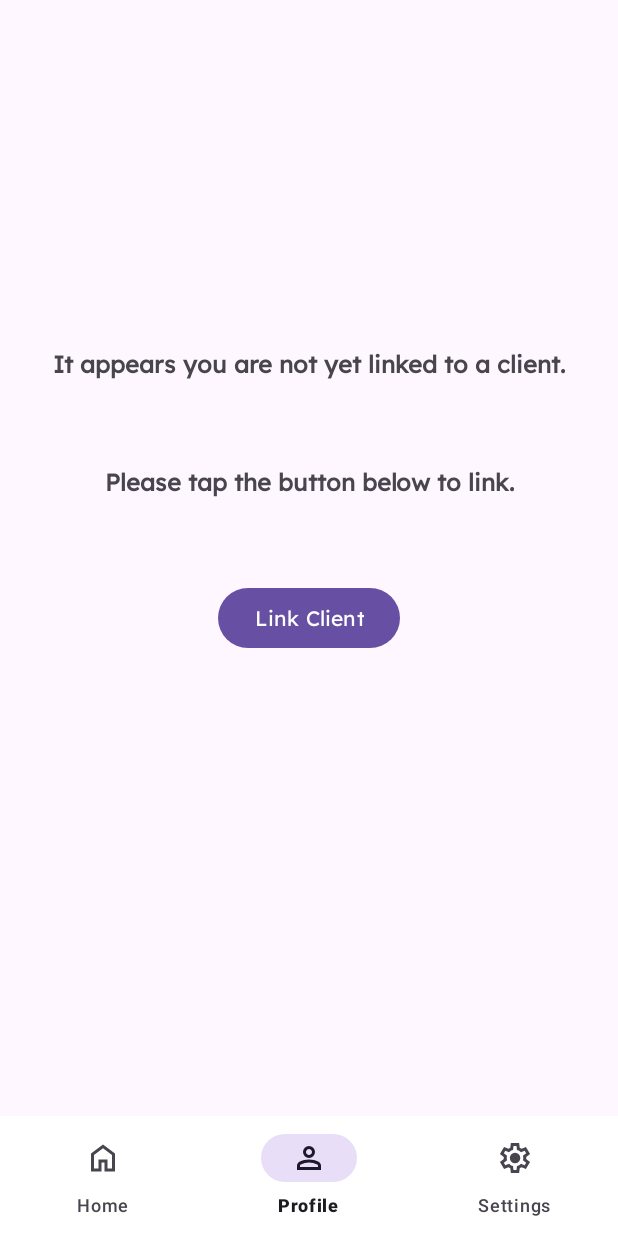
After one commit to matthew-exe/Assistify, an Android app: the ProfileActivity screen opened directly, with no data from a screen before it, on a phone screen of 412 x 824 dp. The commit adds this screen. Run offline under Robolectric (Android 15) with nearby library versions, the phone set to English and light mode, and no system bars; our stand-ins replace CircleImageView, Firebase (no records; nobody signed in at launch, a user with empty details on screens opened directly).

Commit message:
Fixed loading bug + Basic edit profile setup
- Still not fully working and need to add input validation

```diff
--- a/app/build.gradle.kts
+++ b/app/build.gradle.kts
@@ -54,4 +54,5 @@ dependencies {
     implementation("com.google.firebase:firebase-auth")
     implementation(platform("com.google.firebase:firebase-bom:33.0.0"))
     implementation("com.google.android.gms:play-services-auth:21.1.1")
+    implementation("de.hdodenhof:circleimageview:1.2.1")
 }
--- a/app/src/main/AndroidManifest.xml
+++ b/app/src/main/AndroidManifest.xml
@@ -35,6 +35,8 @@
             android:exported="false" />
         <activity
             android:name=".SettingsActivity" />
+        <activity
+            android:name=".ProfileActivity" />
     </application>
 
 </manifest>
--- /dev/null
+++ b/app/src/main/java/com/example/final_login/HealthConnectManager.kt
@@ -0,0 +1,5 @@
+package com.example.final_login
+
+class HealthConnectManager {
+
+}
--- a/app/src/main/java/com/example/final_login/Security.kt
+++ b/app/src/main/java/com/example/final_login/Security.kt
@@ -19,14 +19,12 @@ class Security {
     private val fixedIv = iv.hexStringToByteArray()
     private val cipher: Cipher = Cipher.getInstance("AES/CBC/PKCS5Padding")
 
-    @RequiresApi(Build.VERSION_CODES.O)
     fun enc(data: String): String {
         cipher.init(Cipher.ENCRYPT_MODE, SecretKeySpec(secretKey, "AES"), IvParameterSpec(fixedIv))
         val encryptedData = cipher.doFinal(data.toByteArray())
         return getUrlEncoder().encodeToString(encryptedData)
     }
 
-    @RequiresApi(Build.VERSION_CODES.O)
     fun dec(encData: String?): String {
         cipher.init(Cipher.DECRYPT_MODE, SecretKeySpec(secretKey, "AES"), IvParameterSpec(fixedIv))
         val decryptedData = cipher.doFinal(Base64.getUrlDecoder().decode(encData))
@@ -44,7 +42,6 @@ class Security {
         return data
     }
 
-    @RequiresApi(Build.VERSION_CODES.O)
     fun generateSecureKey(length: Int): String {
         val random = SecureRandom()
         val keyBytes = ByteArray(length)
--- a/app/src/main/java/com/example/final_login/UserData.kt
+++ b/app/src/main/java/com/example/final_login/UserData.kt
@@ -4,4 +4,5 @@ data class UserData(
     val id:String,
     val firstname:String,
     val surname:String,
+    val phoneNumber:String
 )
--- /dev/null
+++ b/app/src/main/res/drawable/border.xml
@@ -0,0 +1,25 @@
+<shape
+    xmlns:android="http://schemas.android.com/apk/res/android"
+    android:shape="rectangle"   >
+
+    <solid
+        android:color="#673AB7" >
+    </solid>
+
+    <stroke
+        android:width="2dp"
+        android:color="#673AB7" >
+    </stroke>
+
+    <padding
+        android:left="5dp"
+        android:top="5dp"
+        android:right="5dp"
+        android:bottom="5dp"    >
+    </padding>
+
+    <corners
+        android:radius="15dp"   >
+    </corners>
+
+</shape>
--- /dev/null
+++ b/app/src/main/res/layout/activity_profile.xml
@@ -0,0 +1,246 @@
+<?xml version="1.0" encoding="utf-8"?>
+<androidx.constraintlayout.widget.ConstraintLayout xmlns:android="http://schemas.android.com/apk/res/android"
+    xmlns:app="http://schemas.android.com/apk/res-auto"
+    xmlns:tools="http://schemas.android.com/tools"
+    android:layout_width="match_parent"
+    android:layout_height="match_parent"
+    tools:context=".ProfileActivity">
+
+    <LinearLayout
+        android:id="@+id/linearLayout"
+        android:layout_width="match_parent"
+        android:layout_height="0dp"
+        android:layout_marginStart="16dp"
+        android:layout_marginTop="64dp"
+        android:layout_marginEnd="16dp"
+        android:layout_marginBottom="8dp"
+        android:orientation="vertical"
+        app:layout_constraintBottom_toTopOf="@id/bottom_navigation"
+        app:layout_constraintEnd_toEndOf="parent"
+        app:layout_constraintStart_toStartOf="parent"
+        app:layout_constraintTop_toTopOf="parent">
+
+        <de.hdodenhof.circleimageview.CircleImageView
+            android:id="@+id/profile_picture"
+            android:layout_width="100dp"
+            android:layout_height="100dp"
+            android:layout_gravity="center_horizontal"
+            android:contentDescription="Profile Picture" />
+
+        <TextView
+            android:id="@+id/name_text"
+            android:layout_width="wrap_content"
+            android:layout_height="wrap_content"
+            android:layout_gravity="center_horizontal"
+            android:fontFamily="@font/lexend"
+            android:textAppearance="?android:attr/textAppearanceMedium"
+            android:textColor="@color/white"
+            android:textSize="32sp"
+            android:textStyle="bold" />
+
+        <TextView
+            android:id="@+id/details_text"
+            android:layout_width="wrap_content"
+            android:layout_height="wrap_content"
+            android:layout_gravity="start"
+            android:fontFamily="@font/lexend"
+            android:padding="8dp"
+            android:textAppearance="?android:attr/textAppearanceMedium"
+            android:textColor="@color/white"
+            android:textSize="24sp"
+            android:textStyle="bold" />
+
+        <TextView
+            android:id="@+id/dob_text"
+            android:layout_width="wrap_content"
+            android:layout_height="wrap_content"
+            android:layout_gravity="start"
+            android:fontFamily="@font/lexend"
+            android:padding="8dp"
+            android:textAppearance="?android:attr/textAppearanceSmall"
+            android:textColor="@color/white"
+            android:textSize="16sp" />
+
+        <TextView
+            android:id="@+id/age_text"
+            android:layout_width="wrap_content"
+            android:layout_height="wrap_content"
+            android:layout_gravity="start"
+            android:fontFamily="@font/lexend"
+            android:padding="8dp"
+            android:textAppearance="?android:attr/textAppearanceSmall"
+            android:textColor="@color/white"
+            android:textSize="16sp" />
+
+        <TextView
+            android:id="@+id/blood_type_text"
+            android:layout_width="wrap_content"
+            android:layout_height="wrap_content"
+            android:layout_gravity="start"
+            android:fontFamily="@font/lexend"
+            android:padding="8dp"
+            android:textAppearance="?android:attr/textAppearanceSmall"
+            android:textColor="@color/white"
+            android:textSize="16sp" />
+
+        <TextView
+            android:id="@+id/nhs_number_text"
+            android:layout_width="wrap_content"
+            android:layout_height="wrap_content"
+            android:layout_gravity="start"
+            android:fontFamily="@font/lexend"
+            android:padding="8dp"
+            android:textAppearance="?android:attr/textAppearanceSmall"
+            android:textColor="@color/white"
+            android:textSize="16sp" />
+
+        <TextView
+            android:id="@+id/medical_conditions_text"
+            android:layout_width="wrap_content"
+            android:layout_height="wrap_content"
+            android:layout_gravity="start"
+            android:fontFamily="@font/lexend"
+            android:padding="8dp"
+            android:textAppearance="?android:attr/textAppearanceSmall"
+            android:textColor="@color/white"
+            android:textSize="16sp" />
+
+        <TextView
+            android:id="@+id/info_text"
+            android:layout_width="wrap_content"
+            android:layout_height="wrap_content"
+            android:layout_gravity="start"
+            android:fontFamily="@font/lexend"
+            android:padding="8dp"
+            android:textAppearance="?android:attr/textAppearanceMedium"
+            android:textColor="@color/white"
+            android:textSize="24sp"
+            android:textStyle="bold" />
+
+        <TextView
+            android:id="@+id/emergency_contact_text"
+            android:layout_width="wrap_content"
+            android:layout_height="wrap_content"
+            android:layout_gravity="start"
+            android:fontFamily="@font/lexend"
+            android:padding="8dp"
+            android:textAppearance="?android:attr/textAppearanceSmall"
+            android:textColor="@color/white"
+            android:textSize="16sp" />
+
+        <TextView
+            android:id="@+id/emergency_relation_text"
+            android:layout_width="wrap_content"
+            android:layout_height="wrap_content"
+            android:layout_gravity="start"
+            android:fontFamily="@font/lexend"
+            android:padding="8dp"
+            android:textAppearance="?android:attr/textAppearanceSmall"
+            android:textColor="@color/white"
+            android:textSize="16sp" />
+
+        <TextView
+            android:id="@+id/emergency_number_text"
+            android:layout_width="wrap_content"
+            android:layout_height="wrap_content"
+            android:layout_gravity="start"
+            android:fontFamily="@font/lexend"
+            android:padding="8dp"
+            android:textAppearance="?android:attr/textAppearanceSmall"
+            android:textColor="@color/white"
+            android:textSize="16sp" />
+
+        <LinearLayout
+            android:layout_width="match_parent"
+            android:layout_height="match_parent"
+            android:orientation="horizontal" >
+
+            <Space
+                android:layout_width="5dp"
+                android:layout_height="5dp" />
+
+            <Button
+                android:id="@+id/unlink_button"
+                android:layout_width="0dp"
+                android:layout_height="wrap_content"
+                android:layout_weight="0.5"
+                android:gravity="center"
+                android:text="Unlink Client"
+                android:fontFamily="@font/lexend"
+                android:textColor="@color/white"
+                android:backgroundTint="#371f61"
+                android:visibility="gone" />
+
+            <Space
+                android:layout_width="5dp"
+                android:layout_height="5dp" />
+
+            <Button
+                android:id="@+id/call_button"
+                android:layout_width="0dp"
+                android:layout_height="wrap_content"
+                android:layout_weight="0.5"
+                android:gravity="center"
+                android:text="Call Client"
+                android:fontFamily="@font/lexend"
+                android:textColor="@color/white"
+                android:backgroundTint="#371f61"
+                android:visibility="gone" />
+
+            <Space
+                android:layout_width="5dp"
+                android:layout_height="5dp" />
+
+        </LinearLayout>
+
+    </LinearLayout>
+
+    <TextView
+        android:id="@+id/pre_link_text_1"
+        android:layout_width="wrap_content"
+        android:layout_height="wrap_content"
+        android:layout_marginTop="32dp"
+        android:text="It appears you are not yet linked to a client."
+        android:fontFamily="@font/lexend"
+        android:textStyle="bold"
+        android:textSize="16sp"
+        app:layout_constraintBottom_toTopOf="@+id/linkButton"
+        app:layout_constraintEnd_toEndOf="parent"
+        app:layout_constraintStart_toStartOf="parent"
+        app:layout_constraintTop_toTopOf="@+id/linearLayout" />
+
+    <TextView
+        android:id="@+id/pre_link_text_2"
+        android:layout_width="wrap_content"
+        android:layout_height="wrap_content"
+        android:text="Please tap the button below to link."
+        android:fontFamily="@font/lexend"
+        android:textStyle="bold"
+        android:textSize="16sp"
+        app:layout_constraintBottom_toTopOf="@+id/linkButton"
+        app:layout_constraintEnd_toEndOf="parent"
+        app:layout_constraintStart_toStartOf="parent"
+        app:layout_constraintTop_toBottomOf="@+id/pre_link_text_1" />
+
+    <Button
+        android:id="@+id/linkButton"
+        android:layout_width="wrap_content"
+        android:layout_height="wrap_content"
+        android:text="Link Client"
+        android:fontFamily="@font/lexend"
+        app:layout_constraintBottom_toBottomOf="parent"
+        app:layout_constraintEnd_toEndOf="parent"
+        app:layout_constraintStart_toStartOf="parent"
+        app:layout_constraintTop_toTopOf="parent" />
+
+    <com.google.android.material.bottomnavigation.BottomNavigationView
+        android:id="@+id/bottom_navigation"
+        android:layout_width="match_parent"
+        android:layout_height="wrap_content"
+        android:background="#FFFFFF"
+        app:layout_constraintBottom_toBottomOf="parent"
+        app:layout_constraintEnd_toEndOf="parent"
+        app:layout_constraintStart_toStartOf="parent"
+        app:menu="@menu/bottom_navigation_menu" />
+
+</androidx.constraintlayout.widget.ConstraintLayout>
--- a/app/src/main/res/values/strings.xml
+++ b/app/src/main/res/values/strings.xml
@@ -91,6 +91,6 @@
     As long as the website and the information and services on the website are provided free of charge, we will not be liable for any loss or damage of any nature.
     ]]>
     </string>
-    <string name="default_web_client_id" />
+    <string name="default_web_client_id">"69959552127-6rugs773fjdua9bdtclle5hhgqknbmbl.apps.googleusercontent.com"</string>
 
 </resources>
--- a/app/src/main/res/values/themes.xml
+++ b/app/src/main/res/values/themes.xml
@@ -13,5 +13,4 @@
         <item name="colorPrimary">@color/accessiblePurple</item>
         <item name="android:windowBackground">@color/accessiblePurple</item>
     </style>
-
 </resources>
```
Also changed, not shown: app/src/main/java/com/example/final_login/Dashboard.kt (+8 -4 lines), app/src/main/java/com/example/final_login/MyAdapter.kt (+26 -6 lines), app/src/main/java/com/example/final_login/ProfileActivity.kt (added, +167 -0 lines), app/src/main/java/com/example/final_login/ProfileData.kt (added, +14 -0 lines), app/src/main/java/com/example/final_login/Register.kt (+3 -4 lines), app/src/main/java/com/example/final_login/SettingsActivity.kt (+96 -32 lines), app/src/main/java/com/example/final_login/User.kt (+13 -5 lines), app/src/main/res/anim/anim_pulse.xml (added, +13 -0 lines), app/src/main/res/drawable/yvonne.jpg (added).
